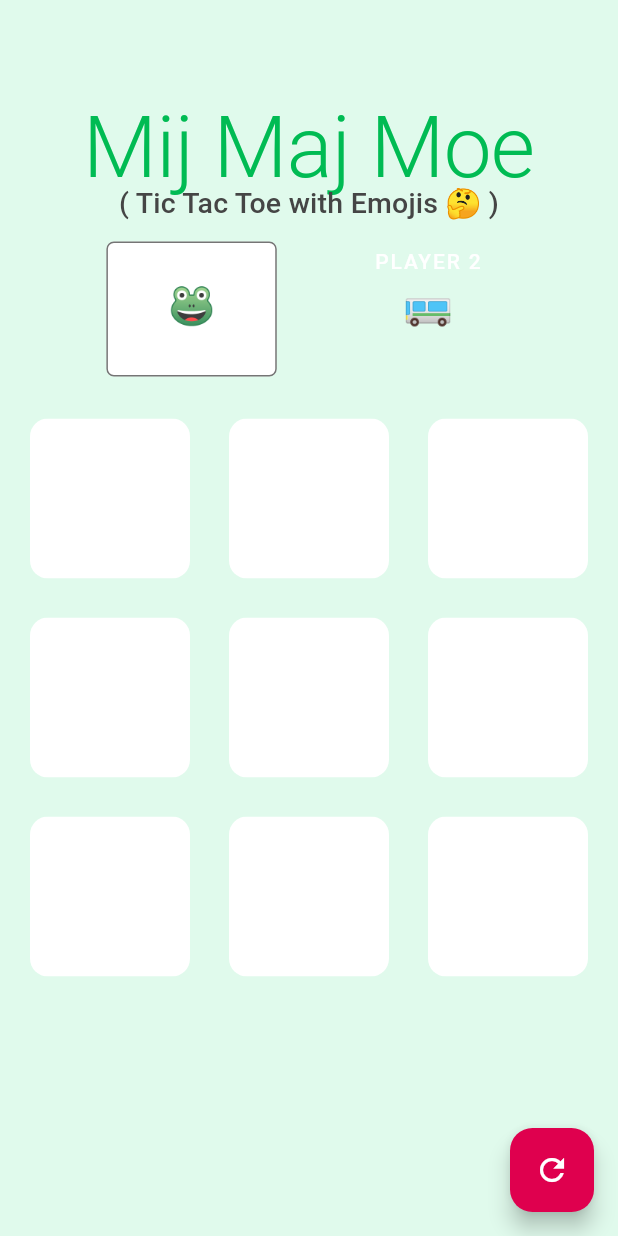
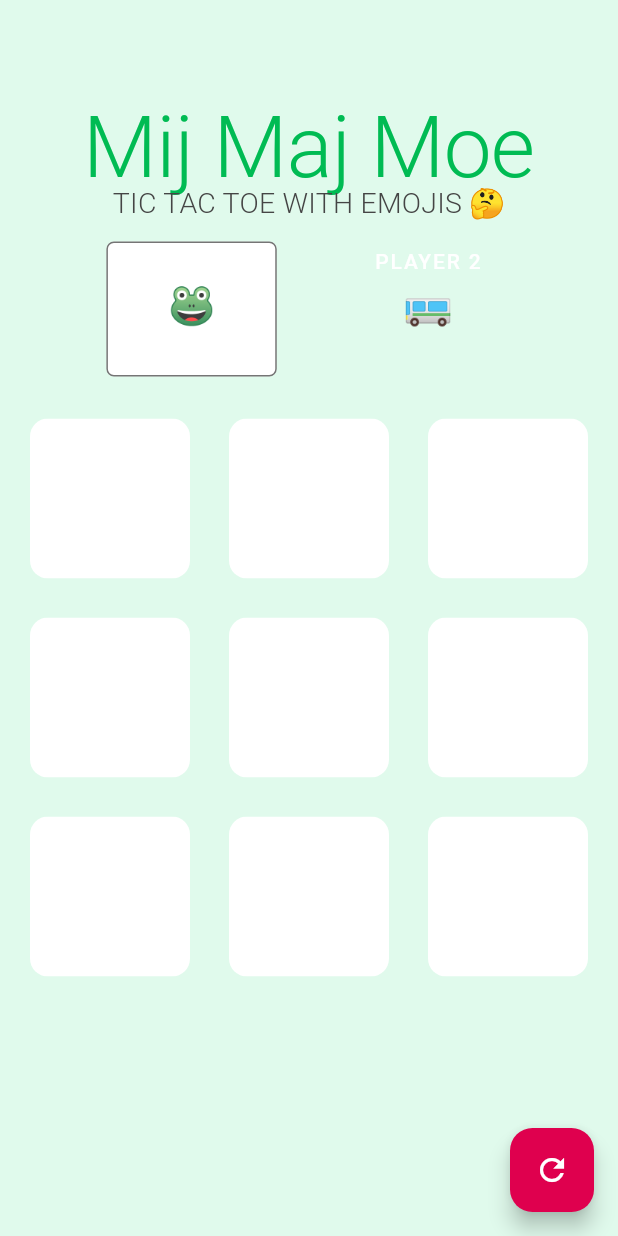
Before and after one commit to stevebatcup/mijmajmoe, a Flutter app: the screen it shows after launch, on a phone screen of 412 x 824 dp. Run offline on Flutter 3.47's test engine with Material 2 defaults, Android fonts, the phone set to English and light mode, and no system bars; our stand-ins replace audioplayers, google_fonts; Roboto replaces fonts that are missing (Modak).

Commit message:
bug fixes for v1.0.2

```diff
--- a/lib/main.dart
+++ b/lib/main.dart
@@ -1,8 +1,9 @@
 import 'package:flutter/material.dart';
 import 'package:mijmajmoe/screens/grid_screen.dart';
-import 'package:provider/provider.dart';
 import 'models/player.dart';
 import 'player_provider.dart';
+
+import 'package:provider/provider.dart';
 import 'package:google_fonts/google_fonts.dart';
 
 const Color primaryColor = Color(0xFF00bb53);
@@ -49,9 +50,9 @@ class MijMajMoe extends StatelessWidget {
       fontWeight: FontWeight.w400,
       color: onBackgroundColor,
     ),
-    headline6: GoogleFonts.modak(
+    headline6: GoogleFonts.roboto(
         fontSize: 19,
-        fontWeight: FontWeight.w500,
+        fontWeight: FontWeight.w300,
         letterSpacing: 0.15,
         color: onBackgroundColor),
     subtitle1: GoogleFonts.modak(
--- a/lib/screens/grid_screen.dart
+++ b/lib/screens/grid_screen.dart
@@ -190,7 +190,7 @@ class _GridScreenState extends State<GridScreen> {
                 child: Text('Mij Maj Moe',
                     style: Theme.of(context).textTheme.headline2)),
             Text(
-              '( Tic Tac Toe with Emojis 🤔 )',
+              'Tic Tac Toe with Emojis 🤔'.toUpperCase(),
               textAlign: TextAlign.center,
               style: Theme.of(context).textTheme.headline6,
             ),
@@ -286,6 +286,7 @@ class _GridScreenState extends State<GridScreen> {
             ),
             Visibility(
               visible: gameOver,
+              child: Center(
                 child: Container(
                   height: 90.0,
                   child: Column(
@@ -301,10 +302,13 @@ class _GridScreenState extends State<GridScreen> {
                   ),
                 ),
               ),
+            ),
             SizedBox(
               height: 20.0,
             ),
-            GridView.builder(
+            ConstrainedBox(
+              constraints: BoxConstraints(maxWidth: 450),
+              child: GridView.builder(
                 physics: NeverScrollableScrollPhysics(),
                 shrinkWrap: true,
                 gridDelegate: SliverGridDelegateWithFixedCrossAxisCount(
@@ -317,6 +321,7 @@ class _GridScreenState extends State<GridScreen> {
                 },
                 itemCount: squares.length,
               ),
+            ),
           ],
         ),
       ),
--- a/pubspec.yaml
+++ b/pubspec.yaml
@@ -15,7 +15,7 @@ publish_to: 'none' # Remove this line if you wish to publish to pub.dev
 # In iOS, build-name is used as CFBundleShortVersionString while build-number used as CFBundleVersion.
 # Read more about iOS versioning at
 # https://developer.apple.com/library/archive/documentation/General/Reference/InfoPlistKeyReference/Articles/CoreFoundationKeys.html
-version: 1.0.0+1
+version: 1.0.2
 
 environment:
   sdk: ">=2.7.0 <3.0.0"
```
Also changed, not shown: 2 other files. Lines whose indentation alone changed are shown as unchanged.
